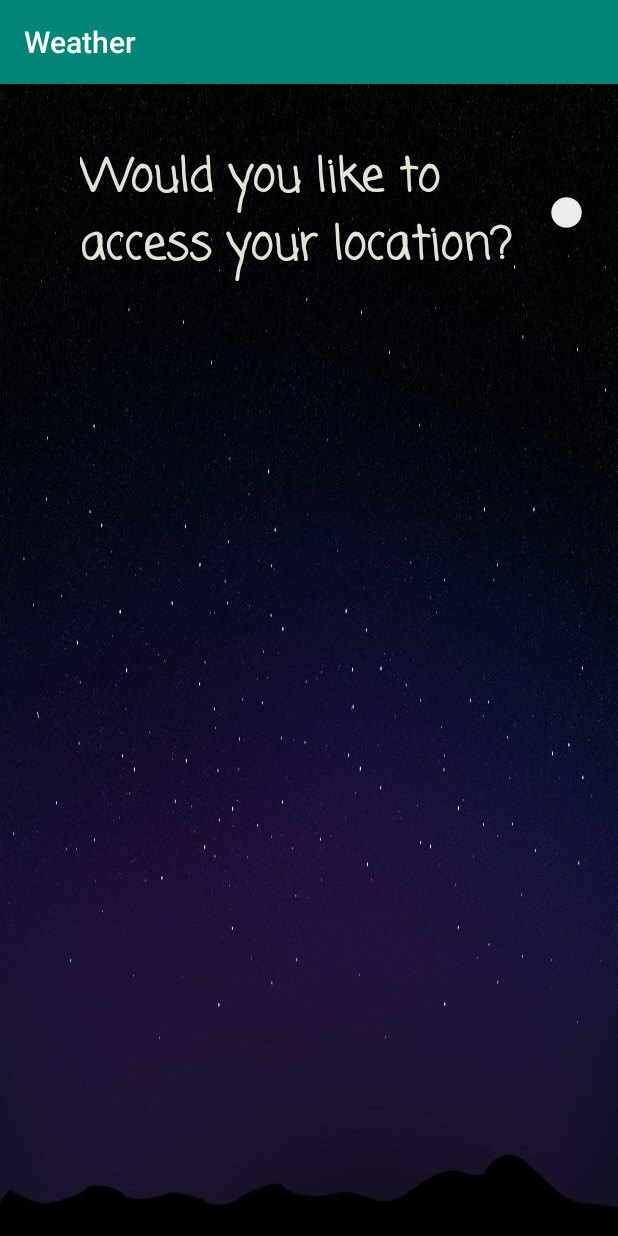
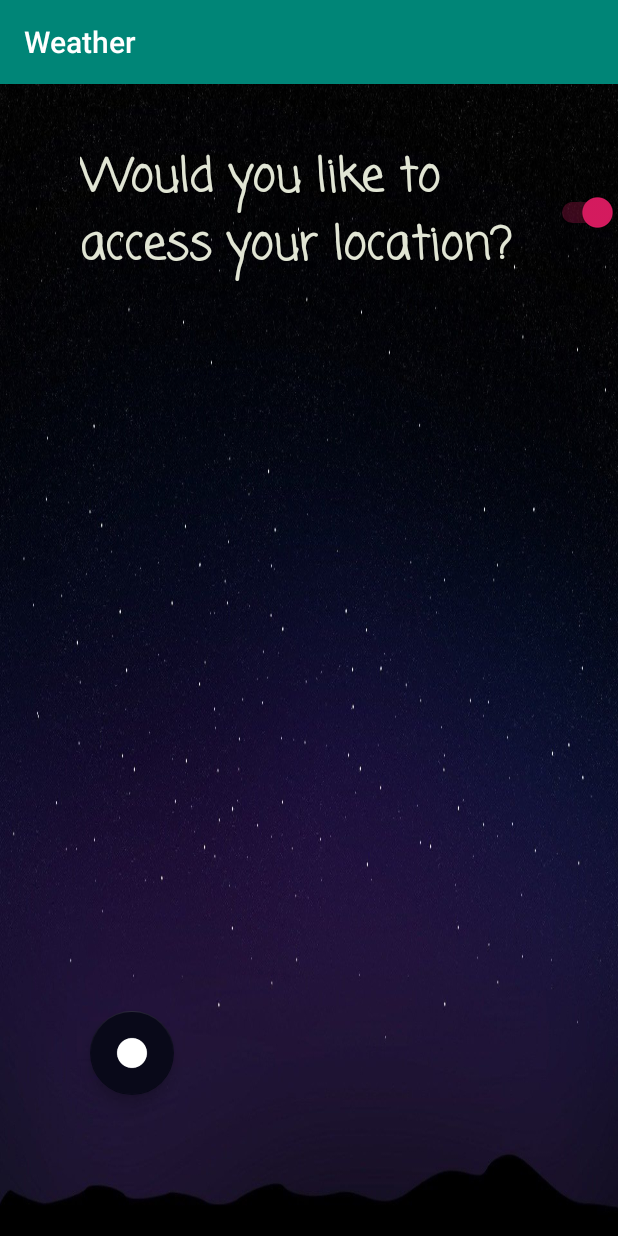
Before and after one commit to buseicten/Weather_App, an Android app: the SettingsActivity screen opened directly, with no data from a screen before it, on a phone screen of 412 x 824 dp. Run offline under Robolectric (Android 15) with nearby library versions, the phone set to English and light mode, and no system bars; 2 statements that could not run were skipped.

Commit message:
Location settings completed

```diff
--- a/app/src/main/java/com/example/weather/Activities/SettingsActivity.kt
+++ b/app/src/main/java/com/example/weather/Activities/SettingsActivity.kt
@@ -1,17 +1,22 @@
 package com.example.weather.Activities
 
 import android.content.Context
+import android.content.Intent
 import androidx.appcompat.app.AppCompatActivity
 import android.os.Bundle
 import androidx.core.content.ContextCompat
 import android.content.pm.PackageManager
+import android.content.pm.PermissionGroupInfo
 import android.location.*
 import android.util.Log
+import android.view.View
+import android.widget.Button
 import android.widget.CompoundButton
 import android.widget.LinearLayout
 import android.widget.Switch
 import androidx.core.app.ActivityCompat
 import com.example.weather.R
+import kotlinx.android.synthetic.main.activity_settings.*
 import java.io.IOException
 import java.time.LocalDateTime
 import java.util.*
@@ -23,10 +28,52 @@ class SettingsActivity : AppCompatActivity() {
     override fun onCreate(savedInstanceState: Bundle?) {
         super.onCreate(savedInstanceState)
         setContentView(R.layout.activity_settings)
-        val ll: LinearLayout = findViewById(R.id.ll)
         val swPermission: Switch = findViewById(R.id.swPermission)
-
-        swPermission.setOnCheckedChangeListener(object : CompoundButton.OnCheckedChangeListener {
+        if(ContextCompat.checkSelfPermission(this@SettingsActivity, android.Manifest.permission.ACCESS_COARSE_LOCATION) ==  PackageManager.PERMISSION_GRANTED)
+        {
+            swPermission.setOnCheckedChangeListener(object : CompoundButton.OnCheckedChangeListener {
+                override fun onCheckedChanged(buttonView: CompoundButton, isChecked: Boolean) {
+                    if (isChecked) {
+                        val ACCESS_COARSE_LOCATION = 76
+                        val permissionACCESS_COARSE_LOCATION = ContextCompat.checkSelfPermission(
+                            this@SettingsActivity,
+                            android.Manifest.permission.ACCESS_COARSE_LOCATION
+                        )
+                        val listPermissionsNeeded = ArrayList<String>()
+                        fun CheckAndRequestPermission(): Boolean {
+                            if (permissionACCESS_COARSE_LOCATION != PackageManager.PERMISSION_GRANTED) {
+                                listPermissionsNeeded.add(android.Manifest.permission.ACCESS_COARSE_LOCATION)
+                            }
+                            if (!listPermissionsNeeded.isEmpty()) {
+                                ActivityCompat.requestPermissions(
+                                    this@SettingsActivity,
+                                    listPermissionsNeeded.toArray(arrayOfNulls<String>(listPermissionsNeeded.size)),
+                                    ACCESS_COARSE_LOCATION
+                                )
+                            }
+                            return true
+                        }
+                        if (!CheckAndRequestPermission()) {
+                            return
+                        }
+                    }
+                }
+            })
+            swPermission.isChecked = true
+        }
+        if(ContextCompat.checkSelfPermission(this@SettingsActivity, android.Manifest.permission.ACCESS_COARSE_LOCATION) !=  PackageManager.PERMISSION_GRANTED)
+        {
+            swPermission.setOnCheckedChangeListener(object : CompoundButton.OnCheckedChangeListener {
+                override fun onCheckedChanged(buttonView: CompoundButton, isChecked: Boolean) {
+                    if(!isChecked)
+                    {
+                        ContextCompat.checkSelfPermission(this@SettingsActivity, android.Manifest.permission.ACCESS_COARSE_LOCATION) !=  PackageManager.PERMISSION_GRANTED
+                    }
+                }
+            })
+            swPermission.isChecked = false
+        }
+        /*swPermission.setOnCheckedChangeListener(object : CompoundButton.OnCheckedChangeListener {
             override fun onCheckedChanged(buttonView: CompoundButton, isChecked: Boolean) {
                 if (isChecked) {
                     val ACCESS_COARSE_LOCATION = 76
@@ -51,10 +98,31 @@ class SettingsActivity : AppCompatActivity() {
                     if (!CheckAndRequestPermission()) {
                         return
                     }
-                } else {
-
+                }
+                if(!isChecked)
+                {
+                    ContextCompat.checkSelfPermission(this@SettingsActivity, android.Manifest.permission.ACCESS_COARSE_LOCATION) !=  PackageManager.PERMISSION_GRANTED
                 }
             }
-        })
+        })*/
+        /*if(ActivityCompat.checkSelfPermission(this, android.Manifest.permission.ACCESS_FINE_LOCATION) == PackageManager.PERMISSION_GRANTED && ActivityCompat.checkSelfPermission(this, android.Manifest.permission.ACCESS_COARSE_LOCATION) == PackageManager.PERMISSION_GRANTED)
+        {
+            swPermission.isChecked = true
+        }
+        if(ActivityCompat.checkSelfPermission(this, android.Manifest.permission.ACCESS_FINE_LOCATION) != PackageManager.PERMISSION_GRANTED && ActivityCompat.checkSelfPermission(this, android.Manifest.permission.ACCESS_COARSE_LOCATION) != PackageManager.PERMISSION_GRANTED)
+        {
+            swPermission.isChecked = false
+        }*/
+        clickBack()
+    }
+    fun clickBack()
+    {
+        val btnBack:Button = findViewById(R.id.btnBack)
+        btnBack.setOnClickListener()
+        {
+            val intent = Intent(this, MainActivity::class.java)
+            intent.putExtra("State", swPermission.isChecked)
+            startActivity(intent)
+        }
     }
 }
--- a/app/src/main/java/com/example/weather/Adapters/Adapter.kt
+++ b/app/src/main/java/com/example/weather/Adapters/Adapter.kt
@@ -27,6 +27,7 @@ class Adapter(val cityList: MutableList<Model>) : RecyclerView.Adapter<Adapter.M
             if(item.check) {
                 cityName.isChecked = true
             }
+
             row.setOnClickListener { onCityClicked(cityName.text.toString()) }
             cityName.setText(item.cityName)
             cityName.setOnCheckedChangeListener { compoundButton, check ->
--- a/app/src/main/res/layout/activity_settings.xml
+++ b/app/src/main/res/layout/activity_settings.xml
@@ -1,5 +1,5 @@
 <?xml version="1.0" encoding="utf-8"?>
-<LinearLayout
+<RelativeLayout
         xmlns:android="http://schemas.android.com/apk/res/android"
         xmlns:tools="http://schemas.android.com/tools"
         xmlns:app="http://schemas.android.com/apk/res-auto"
@@ -22,4 +22,17 @@
             android:textStyle="bold"
 
     />
-</LinearLayout>
+
+    <com.google.android.material.floatingactionbutton.FloatingActionButton
+            android:layout_width="wrap_content"
+            android:layout_height="wrap_content"
+            android:clickable="true"
+            android:id="@+id/btnBack"
+            android:layout_alignParentBottom="true"
+            android:layout_marginBottom="94dp"
+            android:layout_alignParentLeft="true"
+            android:layout_marginLeft="90px"
+            app:srcCompat="@drawable/back"
+            android:onClick="clickBack"
+            app:fabSize="auto" app:backgroundTint="#090919"/>
+</RelativeLayout>
```
Also changed, not shown: app/src/main/java/com/example/weather/Activities/CountriesActivity.kt (+17 -21 lines), app/src/main/java/com/example/weather/Activities/MainActivity.kt (+12 -9 lines), app/src/main/res/drawable/back_rounded.xml (added, +9 -0 lines), app/src/main/res/layout/activity_main.xml (+11 -27 lines), app/src/main/res/drawable/back.png (added), app/src/main/res/drawable/settings.png (added).
